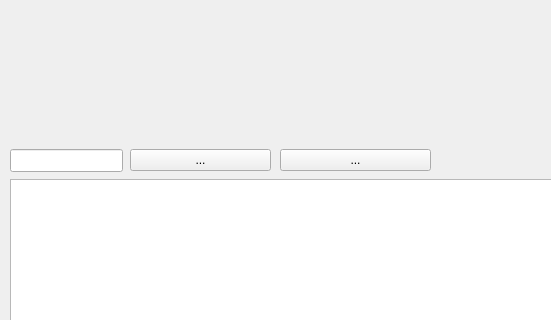
Qt form mainwindow.ui (JamesVal/RobotUI) before a commit; both pictures show x 0 to 551 and y 288 to 608 of the 1135 by 741 pixel window.
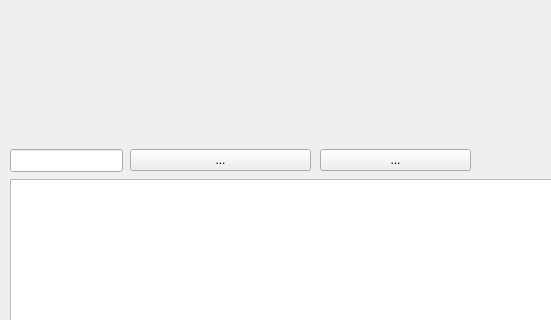
The same form after that commit. Custom widgets are drawn as their Qt base class.

What changed in the file:
```diff
--- a/mainwindow.ui
+++ b/mainwindow.ui
@@ -32,7 +32,7 @@
      <rect>
       <x>130</x>
       <y>420</y>
-      <width>141</width>
+      <width>181</width>
       <height>22</height>
      </rect>
     </property>
@@ -53,7 +53,7 @@
    <widget class="QToolButton" name="sendDataBtn">
     <property name="geometry">
      <rect>
-      <x>280</x>
+      <x>320</x>
       <y>420</y>
       <width>151</width>
       <height>22</height>
```
Left out of the diff: 15 changed lines with no effect on the pictures.
